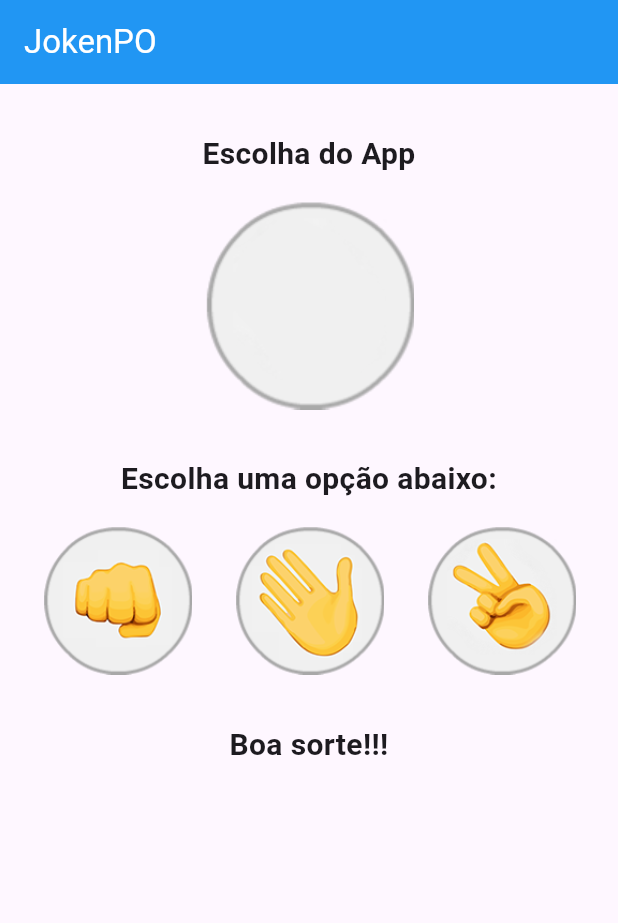
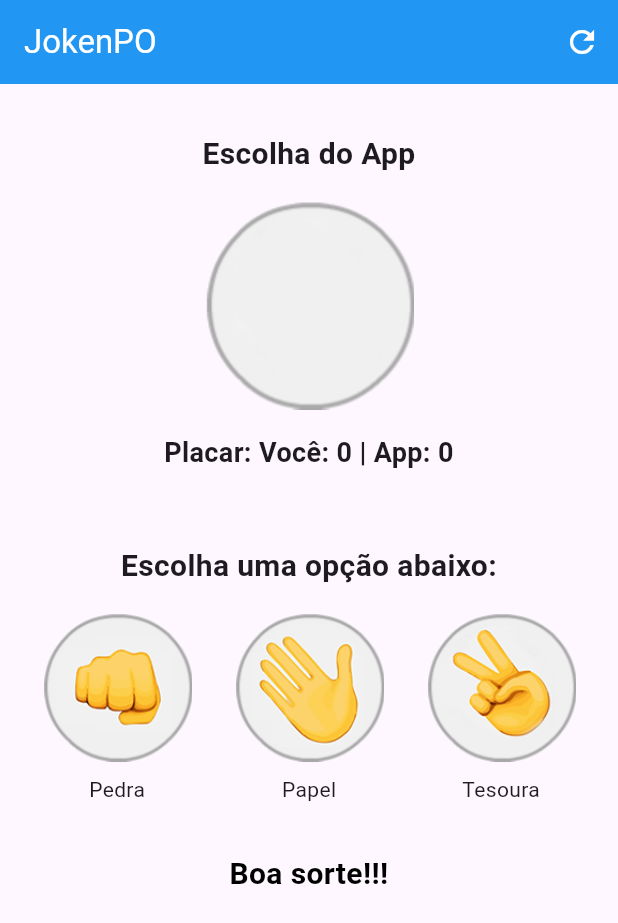
Before and after one commit to gabrielassed/dsdm1-jokenpo, a Flutter app: the screen it shows after launch, on a phone screen of 412 x 824 dp. Shown: the top 923 px of the screen. Run offline on Flutter 3.47's test engine with Material 3 defaults, Android fonts, the phone set to English and light mode, and no system bars.

Commit message:
Melhorias na usabilidade e contagem de pontos

```diff
--- a/lib/jogo.dart
+++ b/lib/jogo.dart
@@ -10,8 +10,12 @@ class Jogo extends StatefulWidget {
 }
 
 class _JogoState extends State<Jogo> {
-  var _imagemApp = AssetImage("images/padrao.png");
+  var _imagemApp = const AssetImage("images/padrao.png");
   var _resultadoFinal = "Boa sorte!!!";
+  Color _corResultado = Colors.black;
+
+  int _pontosUsuario = 0;
+  int _pontosApp = 0;
 
   void _opcaoSelecionada(String escolhaUsuario) {
     var opcoes = ["pedra", "papel", "tesoura"];
@@ -36,38 +40,55 @@ class _JogoState extends State<Jogo> {
         break;
     }
 
-    // Lógica para ganhador e perdedor
     if ((escolhaApp == "pedra" && escolhaUsuario == "tesoura") ||
         (escolhaApp == "papel" && escolhaUsuario == "pedra") ||
         (escolhaApp == "tesoura" && escolhaUsuario == "papel")) {
       setState(() {
         _resultadoFinal = "Puxa!!! Você perdeu :(";
+        _corResultado = Colors.red;
+        _pontosApp++;
       });
     } else if ((escolhaUsuario == "pedra" && escolhaApp == "tesoura") ||
         (escolhaUsuario == "papel" && escolhaApp == "pedra") ||
         (escolhaUsuario == "tesoura" && escolhaApp == "papel")) {
       setState(() {
         _resultadoFinal = "Parabéns!!! Você ganhou :)";
+        _corResultado = Colors.blue;
+        _pontosUsuario++;
       });
     } else {
       setState(() {
         _resultadoFinal = "Empate!!! Tente novamente :/";
+        _corResultado = Colors.orange;
       });
     }
+  }
+
+  void _resetGame() {
+    setState(() {
+      _pontosUsuario = 0;
+      _pontosApp = 0;
+      _resultadoFinal = "Boa sorte!!!";
+      _imagemApp = const AssetImage("images/padrao.png");
+      _corResultado = Colors.black;
+    });
   }
 
   @override
   Widget build(BuildContext context) {
     return Scaffold(
       appBar: AppBar(
+        title: const Text('JokenPO'),
         backgroundColor: Colors.blue,
         foregroundColor: Colors.white,
-        title: const Text('JokenPO'),
+        actions: [
+          IconButton(icon: const Icon(Icons.refresh), onPressed: _resetGame),
+        ],
       ),
       body: Column(
         crossAxisAlignment: CrossAxisAlignment.center,
         children: <Widget>[
-          Padding(
+          const Padding(
             padding: EdgeInsets.only(top: 32, bottom: 16),
             child: Text(
               "Escolha do App",
@@ -77,6 +98,14 @@ class _JogoState extends State<Jogo> {
           ),
           Image(image: _imagemApp),
           Padding(
+            padding: const EdgeInsets.only(top: 16, bottom: 16),
+            child: Text(
+              "Placar: Você: $_pontosUsuario | App: $_pontosApp",
+              textAlign: TextAlign.center,
+              style: const TextStyle(fontSize: 18, fontWeight: FontWeight.bold),
+            ),
+          ),
+          const Padding(
             padding: EdgeInsets.only(top: 32, bottom: 16),
             child: Text(
               "Escolha uma opção abaixo:",
@@ -89,33 +118,46 @@ class _JogoState extends State<Jogo> {
             children: <Widget>[
               GestureDetector(
                 onTap: () => _opcaoSelecionada("pedra"),
-                child: const Image(
-                  image: AssetImage('images/pedra.png'),
-                  height: 100,
+                child: Column(
+                  children: const [
+                    Image(image: AssetImage('images/pedra.png'), height: 100),
+                    SizedBox(height: 8),
+                    Text("Pedra"),
+                  ],
                 ),
               ),
               GestureDetector(
                 onTap: () => _opcaoSelecionada("papel"),
-                child: const Image(
-                  image: AssetImage('images/papel.png'),
-                  height: 100,
+                child: Column(
+                  children: const [
+                    Image(image: AssetImage('images/papel.png'), height: 100),
+                    SizedBox(height: 8),
+                    Text("Papel"),
+                  ],
                 ),
               ),
               GestureDetector(
                 onTap: () => _opcaoSelecionada("tesoura"),
-                child: const Image(
-                  image: AssetImage('images/tesoura.png'),
-                  height: 100,
+                child: Column(
+                  children: const [
+                    Image(image: AssetImage('images/tesoura.png'), height: 100),
+                    SizedBox(height: 8),
+                    Text("Tesoura"),
+                  ],
                 ),
               ),
             ],
           ),
           Padding(
-            padding: EdgeInsets.only(top: 32, bottom: 16),
+            padding: const EdgeInsets.only(top: 32, bottom: 16),
             child: Text(
               _resultadoFinal,
               textAlign: TextAlign.center,
-              style: TextStyle(fontSize: 20, fontWeight: FontWeight.bold),
+              style: TextStyle(
+                fontSize: 20,
+                fontWeight: FontWeight.bold,
+                color: _corResultado,
+              ),
             ),
           ),
         ],
```
